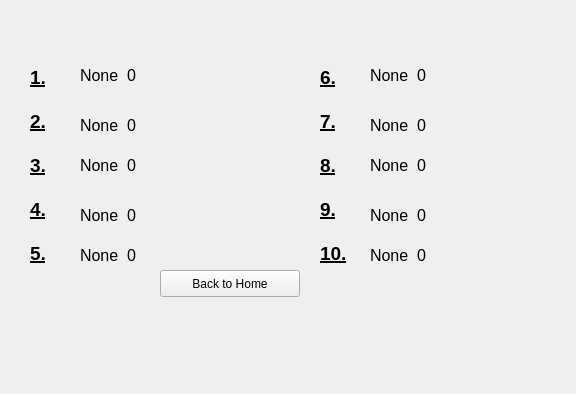
The window that highscorepage.ui (bstee615/project) describes before a commit, drawn with Qt 5.
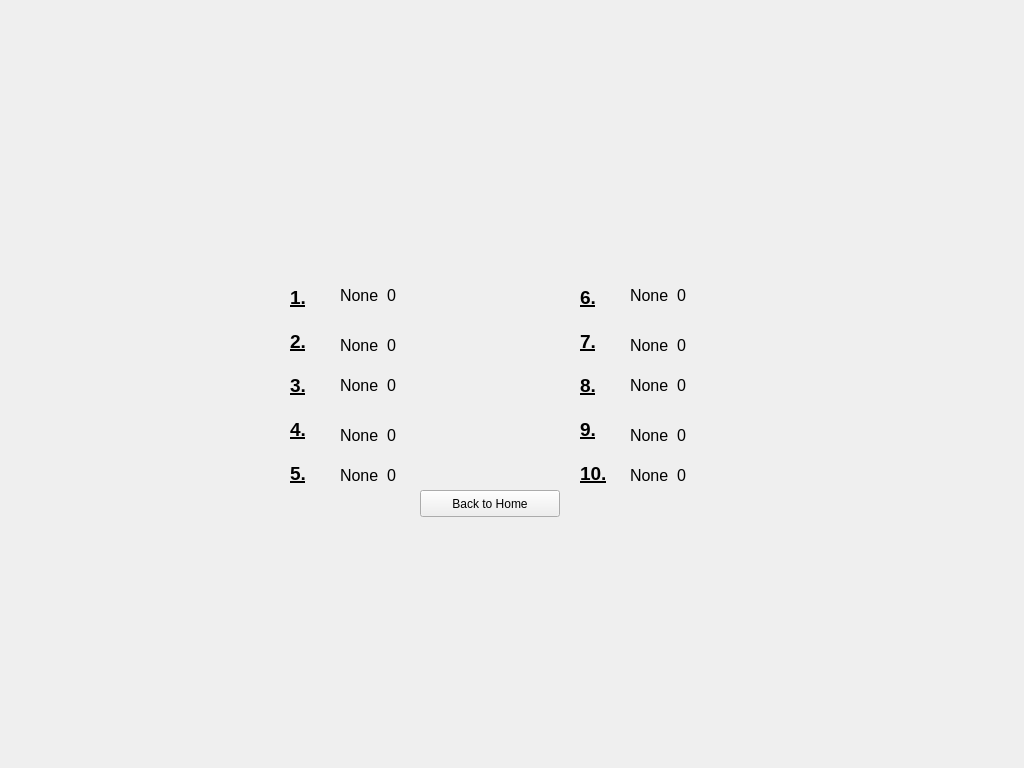
The same window after the commit. Icons and pictures are not drawn.

```diff
--- a/highscorepage.ui
+++ b/highscorepage.ui
@@ -6,8 +6,8 @@
    <rect>
     <x>0</x>
     <y>0</y>
-    <width>576</width>
-    <height>394</height>
+    <width>1024</width>
+    <height>768</height>
    </rect>
   </property>
   <property name="windowTitle">
@@ -19,8 +19,8 @@
   <widget class="QLabel" name="lblHighScoreTitle">
    <property name="geometry">
     <rect>
-     <x>170</x>
-     <y>10</y>
+     <x>390</x>
+     <y>230</y>
      <width>221</width>
      <height>41</height>
     </rect>
@@ -45,8 +45,8 @@
   <widget class="QLabel" name="lblHighscore3">
    <property name="geometry">
     <rect>
-     <x>80</x>
-     <y>150</y>
+     <x>340</x>
+     <y>370</y>
      <width>141</width>
      <height>31</height>
     </rect>
@@ -63,8 +63,8 @@
   <widget class="QLabel" name="lblHighscore1">
    <property name="geometry">
     <rect>
-     <x>80</x>
-     <y>60</y>
+     <x>340</x>
+     <y>280</y>
      <width>141</width>
      <height>31</height>
     </rect>
@@ -81,8 +81,8 @@
   <widget class="QLabel" name="lblHighscore10">
    <property name="geometry">
     <rect>
-     <x>370</x>
-     <y>240</y>
+     <x>630</x>
+     <y>460</y>
      <width>141</width>
      <height>31</height>
     </rect>
@@ -99,8 +99,8 @@
   <widget class="QLabel" name="lblHighscore5">
    <property name="geometry">
     <rect>
-     <x>80</x>
-     <y>240</y>
+     <x>340</x>
+     <y>460</y>
      <width>141</width>
      <height>31</height>
     </rect>
@@ -117,8 +117,8 @@
   <widget class="QLabel" name="lblHighScoreNumbers_2">
    <property name="geometry">
     <rect>
-     <x>320</x>
-     <y>20</y>
+     <x>580</x>
+     <y>240</y>
      <width>81</width>
      <height>291</height>
     </rect>
@@ -152,8 +152,8 @@
   <widget class="QLabel" name="lblHighscore2">
    <property name="geometry">
     <rect>
-     <x>80</x>
-     <y>110</y>
+     <x>340</x>
+     <y>330</y>
      <width>141</width>
      <height>31</height>
     </rect>
@@ -170,8 +170,8 @@
   <widget class="QLabel" name="lblHighscore7">
    <property name="geometry">
     <rect>
-     <x>370</x>
-     <y>110</y>
+     <x>630</x>
+     <y>330</y>
      <width>141</width>
      <height>31</height>
     </rect>
@@ -188,8 +188,8 @@
   <widget class="QLabel" name="lblHighScoreNumbers">
    <property name="geometry">
     <rect>
-     <x>30</x>
-     <y>20</y>
+     <x>290</x>
+     <y>240</y>
      <width>81</width>
      <height>291</height>
     </rect>
@@ -223,8 +223,8 @@
   <widget class="QLabel" name="lblHighscore9">
    <property name="geometry">
     <rect>
-     <x>370</x>
-     <y>200</y>
+     <x>630</x>
+     <y>420</y>
      <width>141</width>
      <height>31</height>
     </rect>
@@ -241,8 +241,8 @@
   <widget class="QLabel" name="lblHighscore6">
    <property name="geometry">
     <rect>
-     <x>370</x>
-     <y>60</y>
+     <x>630</x>
+     <y>280</y>
      <width>141</width>
      <height>31</height>
     </rect>
@@ -259,8 +259,8 @@
   <widget class="QLabel" name="lblHighscore8">
    <property name="geometry">
     <rect>
-     <x>370</x>
-     <y>150</y>
+     <x>630</x>
+     <y>370</y>
      <width>141</width>
      <height>31</height>
     </rect>
@@ -277,8 +277,8 @@
   <widget class="QLabel" name="lblHighscore4">
    <property name="geometry">
     <rect>
-     <x>80</x>
-     <y>200</y>
+     <x>340</x>
+     <y>420</y>
      <width>141</width>
      <height>31</height>
     </rect>
@@ -295,8 +295,8 @@
   <widget class="QPushButton" name="btnReturnHome">
    <property name="geometry">
     <rect>
-     <x>160</x>
-     <y>270</y>
+     <x>420</x>
+     <y>490</y>
      <width>140</width>
      <height>27</height>
     </rect>
```
